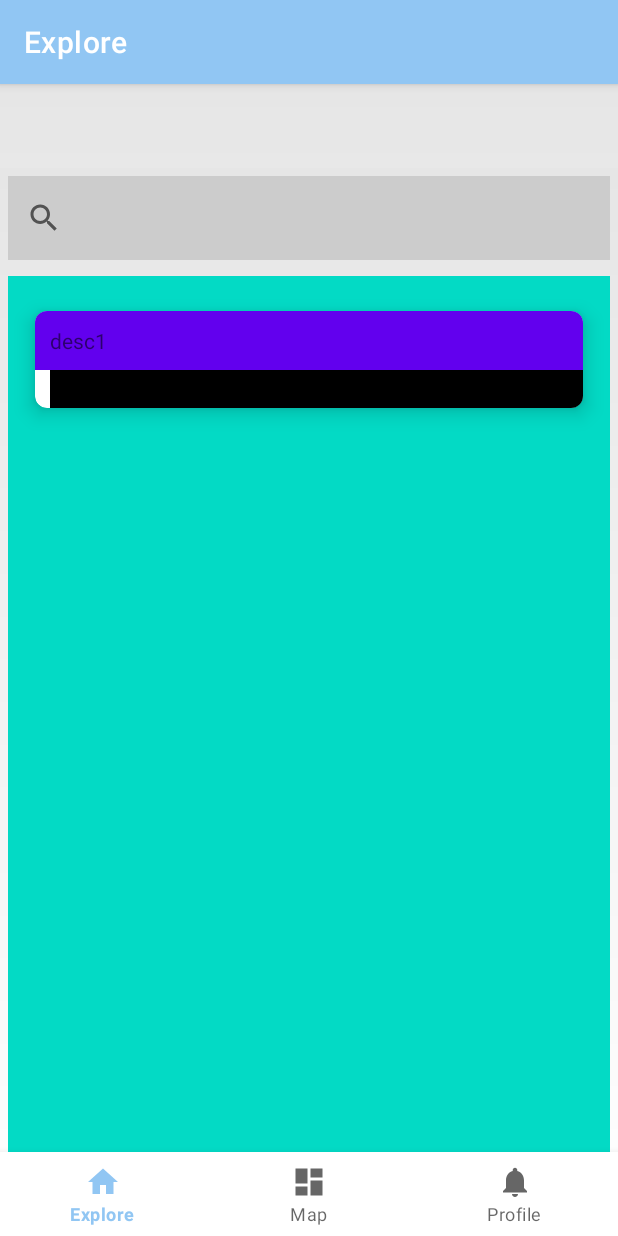
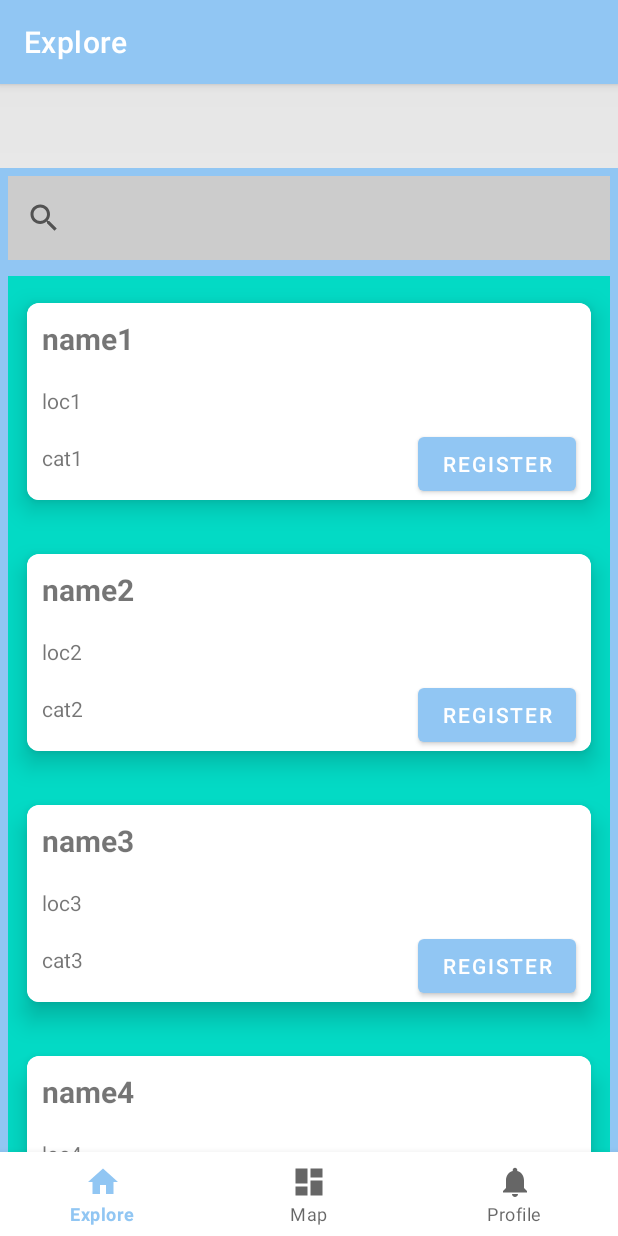
Before and after one commit to cgsilva1/EventMe, an Android app: the screen it shows after launch (MainActivity), on a phone screen of 412 x 824 dp. Run offline under Robolectric (Android 15) with nearby library versions, the phone set to English and light mode, and no system bars; our stand-ins replace Firebase (no records; nobody signed in at launch, a user with empty details on screens opened directly), navigation-ui.

Commit message:
recycler view

```diff
--- a/app/build.gradle
+++ b/app/build.gradle
@@ -42,6 +42,9 @@ dependencies {
     implementation 'androidx.lifecycle:lifecycle-viewmodel-ktx:2.5.1'
     implementation 'androidx.navigation:navigation-fragment:2.5.3'
     implementation 'androidx.navigation:navigation-ui:2.5.3'
+    implementation 'androidx.legacy:legacy-support-v4:1.0.0'
+    implementation 'androidx.recyclerview:recyclerview:1.2.1'
+    implementation 'com.firebaseui:firebase-ui-database:8.0.2'
     implementation 'com.google.firebase:firebase-analytics:21.2.0'
     implementation 'com.google.firebase:firebase-database:20.1.0'
     implementation 'androidx.annotation:annotation:1.5.0'
--- a/app/src/main/java/com/example/eventme/Event.java
+++ b/app/src/main/java/com/example/eventme/Event.java
@@ -13,8 +13,8 @@ public class Event {
     private String description;
     private int peopleRegistered;
 
-//    public Event() {
-//    }
+    public Event() {
+    }
 
     public Event(String name, String category, String date, String location, String time, double cost, String sponsor, String description, int peopleRegistered) {
         this.name = name;
--- a/app/src/main/java/com/example/eventme/ui/explore/ExploreAdapter.java
+++ b/app/src/main/java/com/example/eventme/ui/explore/ExploreAdapter.java
@@ -1,6 +1,7 @@
 package com.example.eventme.ui.explore;
 
 import android.content.Context;
+import android.content.Intent;
 import android.view.LayoutInflater;
 import android.view.View;
 import android.view.ViewGroup;
@@ -12,9 +13,12 @@ import androidx.annotation.NonNull;
 import androidx.cardview.widget.CardView;
 import androidx.recyclerview.widget.RecyclerView;
 
+import com.example.eventme.Details;
 import com.example.eventme.Event;
 import com.example.eventme.R;
 import com.example.eventme.User;
+
+import org.w3c.dom.Text;
 
 import java.lang.reflect.Array;
 import java.util.ArrayList;
@@ -36,7 +40,7 @@ public class ExploreAdapter extends RecyclerView.Adapter<ExploreAdapter.MyViewHo
     public ExploreAdapter.MyViewHolder onCreateViewHolder(@NonNull ViewGroup viewGroup, int viewType) {
         View view = LayoutInflater.from(viewGroup.getContext()).inflate(R.layout.card_holder, viewGroup, false);
         //view = inflater.inflate(R.layout.card_holder, viewGroup, false);
-        return new MyViewHolder(view);
+        return new ExploreAdapter.MyViewHolder(view);
     }
 //    public ExploreAdapter(Context context){
 //        this.context = context;
@@ -44,17 +48,12 @@ public class ExploreAdapter extends RecyclerView.Adapter<ExploreAdapter.MyViewHo
 
     @Override
     public void onBindViewHolder(@NonNull ExploreAdapter.MyViewHolder holder, int position) {
-//        final Event events = data.get(position);
-//        holder.name.setText(events.getName());
-
-        //Glide.with(context).load(events.getUrl()).into(holder.desc);
         Event event = data.get(position);
+//        holder.name.setText(model.getName());
+//        holder.desc.setText(model.getDescription());
         holder.name.setText(event.getName());
-        holder.desc.setText(event.getDescription());
-//        MyViewHolder vh = (MyViewHolder) holder;
-////
-//        vh.name.setText(data.get(position).getName());
-//        vh.desc.setText(data.get(position).getDescription());
+        holder.cat.setText(event.getCategory());
+        holder.loc.setText(event.getLocation());
     }
 
     @Override
@@ -63,16 +62,20 @@ public class ExploreAdapter extends RecyclerView.Adapter<ExploreAdapter.MyViewHo
     }
 
     class MyViewHolder extends RecyclerView.ViewHolder{
-        private final TextView name;
-        private final TextView desc;
-        CardView cardView;
+        TextView name;
+        TextView cat;
+        TextView loc;
+
+        //CardView cardView;
         //need to add other parameters of event
 
         public MyViewHolder(@NonNull View itemView) {
             super(itemView);
             name = itemView.findViewById(R.id.eventName);
-            desc = itemView.findViewById(R.id.description);
-            cardView = itemView.findViewById(R.id.card_view);
+            cat = itemView.findViewById(R.id.category);
+            loc = itemView.findViewById(R.id.address);
+            //cardView = itemView.findViewById(R.id.card_view);
+
         }
     }
 
--- a/app/src/main/java/com/example/eventme/ui/explore/ExploreFragment.java
+++ b/app/src/main/java/com/example/eventme/ui/explore/ExploreFragment.java
@@ -1,9 +1,13 @@
 package com.example.eventme.ui.explore;
 
+import android.content.Intent;
 import android.os.Bundle;
+import android.util.Log;
 import android.view.LayoutInflater;
 import android.view.View;
 import android.view.ViewGroup;
+import android.widget.TextView;
+import android.widget.Toast;
 
 import androidx.appcompat.widget.SearchView;
 
@@ -13,10 +17,18 @@ import androidx.lifecycle.ViewModelProvider;
 import androidx.recyclerview.widget.LinearLayoutManager;
 import androidx.recyclerview.widget.RecyclerView;
 
+import com.example.eventme.Details;
 import com.example.eventme.Event;
+import com.example.eventme.MainActivity;
 import com.example.eventme.R;
 import com.example.eventme.databinding.FragmentExploreBinding;
+import com.example.eventme.ui.login.LoginActivity;
+import com.firebase.ui.database.FirebaseRecyclerOptions;
+import com.google.firebase.database.DataSnapshot;
+import com.google.firebase.database.DatabaseError;
 import com.google.firebase.database.DatabaseReference;
+import com.google.firebase.database.FirebaseDatabase;
+import com.google.firebase.database.ValueEventListener;
 
 import java.util.ArrayList;
 
@@ -24,28 +36,73 @@ public class ExploreFragment extends Fragment {
     DatabaseReference ref;
     ArrayList<Event> data;
     RecyclerView recyclerView;
+    TextView details;
+    TextView name;
     SearchView searchView;
     ExploreAdapter adapter;
     private FragmentExploreBinding binding;
 
+    String eventID;
+
     public View onCreateView(@NonNull LayoutInflater inflater,
                              ViewGroup container, Bundle savedInstanceState) {
+
         ExploreViewModel exploreViewModel = new ViewModelProvider(this).get(ExploreViewModel.class);
 
         binding = FragmentExploreBinding.inflate(inflater, container, false);
         View root = binding.getRoot();
 
+        ref = FirebaseDatabase.getInstance().getReference();
         recyclerView = root.findViewById(R.id.rv);
 
+        // To display the Recycler view linearly
+        recyclerView.setLayoutManager(new LinearLayoutManager(getContext()));
+
+        FirebaseRecyclerOptions<Event> options = new FirebaseRecyclerOptions.Builder<Event>().setQuery(ref, Event.class).build();
         data = new ArrayList<Event>();
         data.add(new Event("name1", "cat1", "11/09/2001", "loc1", "7:00", 5, "sponsor1", "desc1", 10));
+        data.add(new Event("name2", "cat2", "11/09/2001", "loc2", "7:00", 5, "sponsor2", "desc2", 10));
+        data.add(new Event("name3", "cat3", "11/09/2001", "loc3", "7:00", 5, "sponsor3", "desc3", 10));
+        data.add(new Event("name4", "cat4", "11/09/2001", "loc4", "7:00", 5, "sponsor4", "desc4", 10));
+        //for loop through events in firebase add it to data array list and then display
 
-        ExploreAdapter adapter = new ExploreAdapter(getContext(), data);
+        ref.addListenerForSingleValueEvent(new ValueEventListener() {
+            @Override
+            public void onDataChange(@NonNull DataSnapshot snapshot) {
+                for(DataSnapshot ds : snapshot.getChildren()){ //looping through events in firebase and adding it to arraylist
+                    Event eventInfo = new Event();
+                    eventInfo.name = ds.child("name").getValue().toString();
+                    data.add(eventInfo);
+
+                    Toast.makeText(getActivity(), "Success retrieving data", Toast.LENGTH_SHORT).show();
+                }
+                adapter.setCard(data);
+                adapter.notifyDataSetChanged();
+            }
+
+            @Override
+            public void onCancelled(@NonNull DatabaseError error) {
+                Toast.makeText(getActivity(), "Error retrieving data", Toast.LENGTH_SHORT).show();
+            }
+        });
+
+        adapter = new ExploreAdapter(getContext(), data);
         LinearLayoutManager linearLayoutManager = new LinearLayoutManager(getContext(), LinearLayoutManager.VERTICAL, false);
         recyclerView.setLayoutManager(linearLayoutManager);
         recyclerView.setAdapter(adapter);
+
         return root;
     }
+
+//    @Override public void onStart(){
+//        super.onStart();
+//        adapter.startListening();
+//    }
+//
+//    @Override public void onStop(){
+//        super.onStop();
+//        adapter.startListening();
+//    }
 }
 
 
--- a/app/src/main/java/com/example/eventme/ui/map/MapFragment.java
+++ b/app/src/main/java/com/example/eventme/ui/map/MapFragment.java
@@ -24,6 +24,9 @@ public class MapFragment extends Fragment {
         binding = FragmentMapBinding.inflate(inflater, container, false);
         View root = binding.getRoot();
 
+
+
+
         final TextView textView = binding.textMap;
         mapViewModel.getText().observe(getViewLifecycleOwner(), textView::setText);
         return root;
--- a/app/src/main/java/com/example/eventme/ui/profile/ProfileFragment.java
+++ b/app/src/main/java/com/example/eventme/ui/profile/ProfileFragment.java
@@ -182,7 +182,7 @@ public class ProfileFragment extends Fragment {
     }
 
     public void sendSignOut(){
-//        mAuth.signOut();
+  //      mAuth.signOut();
         userLoggedIn = true;
         Intent intent = new Intent(getActivity(), ExploreFragment.class); //send back to explore page
         startActivity(intent);
--- a/app/src/main/res/layout/activity_main.xml
+++ b/app/src/main/res/layout/activity_main.xml
@@ -5,7 +5,8 @@
     android:layout_width="match_parent"
     android:layout_height="match_parent"
     android:background="@drawable/graident_background"
-    android:paddingTop="?attr/actionBarSize">
+    android:paddingTop="?attr/actionBarSize"
+    >
 
     <com.google.android.material.bottomnavigation.BottomNavigationView
         android:id="@+id/nav_view"
--- a/app/src/main/res/layout/card_holder.xml
+++ b/app/src/main/res/layout/card_holder.xml
@@ -6,37 +6,53 @@
         android:id="@+id/card_view"
         android:layout_width="match_parent"
         android:layout_height="wrap_content"
-        android:layout_margin="5dp"
         app:cardBackgroundColor="@color/white"
         app:cardCornerRadius="8dp"
-        app:cardElevation="8dp"
+        app:cardElevation="10dp"
         app:cardMaxElevation="10dp"
         app:cardPreventCornerOverlap="true"
         app:cardUseCompatPadding="true">
 
     <RelativeLayout
         android:layout_width="match_parent"
-        android:layout_height="wrap_content">
+        android:layout_height="wrap_content"
+        android:background="@color/white">
 
+        <TextView
+            android:id="@+id/address"
+            android:layout_width="match_parent"
+            android:layout_height="wrap_content"
+            android:layout_marginTop="45dp"
+            android:padding="10dp"
+            android:text="sample location"
+            />
+
+        <TextView
+            android:id="@+id/category"
+            android:layout_width="match_parent"
+            android:layout_height="wrap_content"
+            android:padding="10dp"
+            android:layout_marginTop="83dp"
+            android:text="sample category" />
         <TextView
             android:id="@+id/eventName"
             android:layout_width="match_parent"
             android:layout_height="wrap_content"
-                android:layout_marginStart="10dp"
-                android:layout_marginTop="10dp"
-                android:background="@color/black"
             android:padding="10dp"
             android:text="sample Name"
-                android:textSize="25sp"
+            android:onClick="eventDetails"
+            android:clickable="true"
+            android:textSize="20sp"
             android:textStyle="bold" />
 
-            <TextView
-                android:id="@+id/description"
-                android:layout_width="match_parent"
+        <Button
+            android:id="@+id/eventRegisterBtn"
+            android:layout_width="wrap_content"
             android:layout_height="wrap_content"
-                android:background="@color/purple_500"
-                android:padding="10dp"
-                android:text="sample description" />
+            android:text="Register"
+            android:layout_marginRight="10dp"
+            android:layout_alignTop="@id/category"
+            android:layout_alignRight="@id/category"/>
 
     </RelativeLayout>
 
--- a/app/src/main/res/layout/fragment_explore.xml
+++ b/app/src/main/res/layout/fragment_explore.xml
@@ -6,7 +6,7 @@
     android:layout_width="match_parent"
     android:layout_height="match_parent"
     android:orientation="vertical"
-    android:background="@drawable/graident_background"
+    android:background="@color/blue_200"
     tools:context=".ui.explore.ExploreFragment">
 
 
@@ -41,6 +41,7 @@
         android:layout_height="match_parent"
         android:layout_margin="5dp"
         android:background="@color/teal_200"
+        android:paddingBottom="50dp"
         app:layoutManager="androidx.recyclerview.widget.LinearLayoutManager"/>
 
 
```
Also changed, not shown: app/src/main/AndroidManifest.xml (+5 -3 lines), app/src/main/java/com/example/eventme/Details.java (added, +20 -0 lines), app/src/main/res/layout/activity_details.xml (added, +15 -0 lines). Lines whose indentation alone changed are shown as unchanged.
